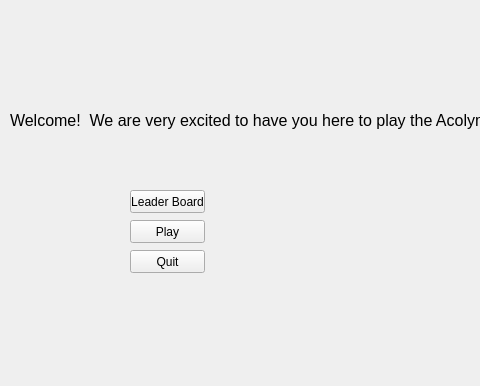
First picture: the form in Tester/mainwindow.ui, repository Natsrak/math-leaderboard, before the edit; both pictures show x 0 to 480 and y 0 to 386 of the 800 by 600 pixel window.
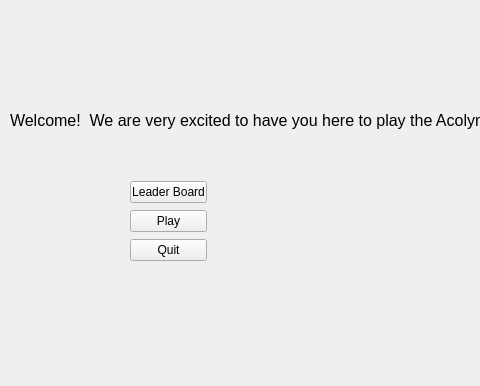
Second picture: the form after the edit.

Commit message: Converted back to Python 2.7 and using PySide to support QT ui files

```diff
--- a/Tester/mainwindow.ui
+++ b/Tester/mainwindow.ui
@@ -32,44 +32,38 @@
      <string>Welcome!  We are very excited to have you here to play the Acolympics!</string>
     </property>
    </widget>
+   <widget class="QWidget" name="">
+    <property name="geometry">
+     <rect>
+      <x>130</x>
+      <y>180</y>
+      <width>77</width>
+      <height>83</height>
+     </rect>
+    </property>
+    <layout class="QVBoxLayout" name="verticalLayout">
+     <item>
    <widget class="QPushButton" name="pushButton">
-    <property name="geometry">
-     <rect>
-      <x>130</x>
-      <y>190</y>
-      <width>75</width>
-      <height>23</height>
-     </rect>
-    </property>
     <property name="text">
      <string>Leader Board</string>
     </property>
    </widget>
+     </item>
+     <item>
    <widget class="QPushButton" name="pushButton_2">
-    <property name="geometry">
-     <rect>
-      <x>130</x>
-      <y>220</y>
-      <width>75</width>
-      <height>23</height>
-     </rect>
-    </property>
     <property name="text">
      <string>Play</string>
     </property>
    </widget>
+     </item>
+     <item>
    <widget class="QPushButton" name="pushButton_3">
-    <property name="geometry">
-     <rect>
-      <x>130</x>
-      <y>250</y>
-      <width>75</width>
-      <height>23</height>
-     </rect>
-    </property>
     <property name="text">
      <string>Quit</string>
     </property>
+      </widget>
+     </item>
+    </layout>
    </widget>
   </widget>
   <widget class="QMenuBar" name="menubar">
```
Lines whose indentation alone changed are shown as unchanged. The commit also changes 2 other files.
